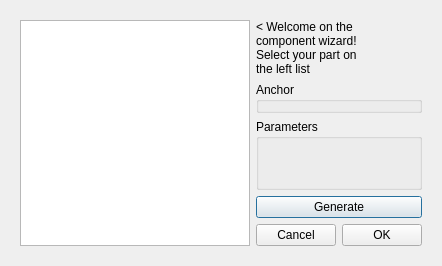
First picture: the form in gui/ComponentWizard.ui, repository RhobanProject/MetabotStudio, before the edit.
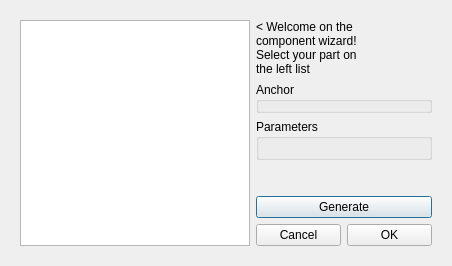
Second picture: the form after the edit.

Commit message: Allowing parts without geometry, fixing wizard gui

```diff
--- a/gui/ComponentWizard.ui
+++ b/gui/ComponentWizard.ui
@@ -6,7 +6,7 @@
    <rect>
     <x>0</x>
     <y>0</y>
-    <width>440</width>
+    <width>452</width>
     <height>266</height>
    </rect>
   </property>
@@ -109,7 +109,7 @@
         <item>
          <widget class="QGroupBox" name="parameters">
           <property name="sizePolicy">
-           <sizepolicy hsizetype="Minimum" vsizetype="Expanding">
+           <sizepolicy hsizetype="Minimum" vsizetype="Fixed">
             <horstretch>0</horstretch>
             <verstretch>1</verstretch>
            </sizepolicy>
@@ -155,8 +155,27 @@
           </layout>
          </widget>
         </item>
+        <item>
+         <spacer name="verticalSpacer">
+          <property name="orientation">
+           <enum>Qt::Vertical</enum>
+          </property>
+          <property name="sizeHint" stdset="0">
+           <size>
+            <width>20</width>
+            <height>40</height>
+           </size>
+          </property>
+         </spacer>
+        </item>
         <item>
          <widget class="QPushButton" name="generate">
+          <property name="sizePolicy">
+           <sizepolicy hsizetype="Minimum" vsizetype="Fixed">
+            <horstretch>0</horstretch>
+            <verstretch>0</verstretch>
+           </sizepolicy>
+          </property>
           <property name="text">
            <string>Generate</string>
           </property>
```
The commit also changes 2 other files.
